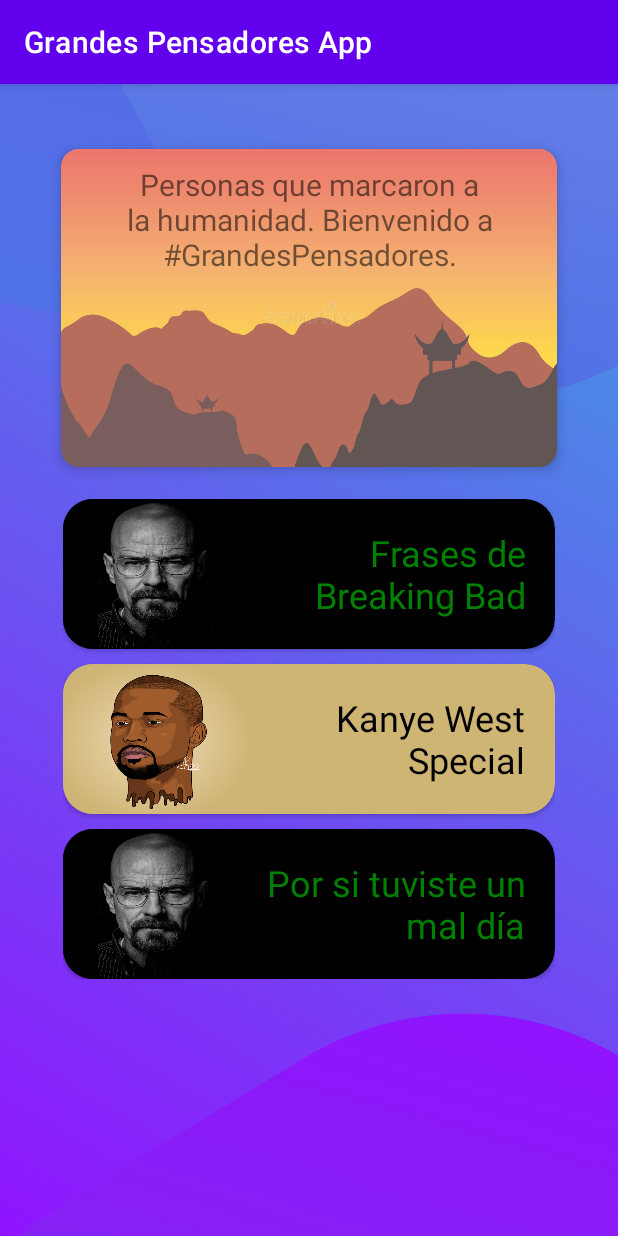
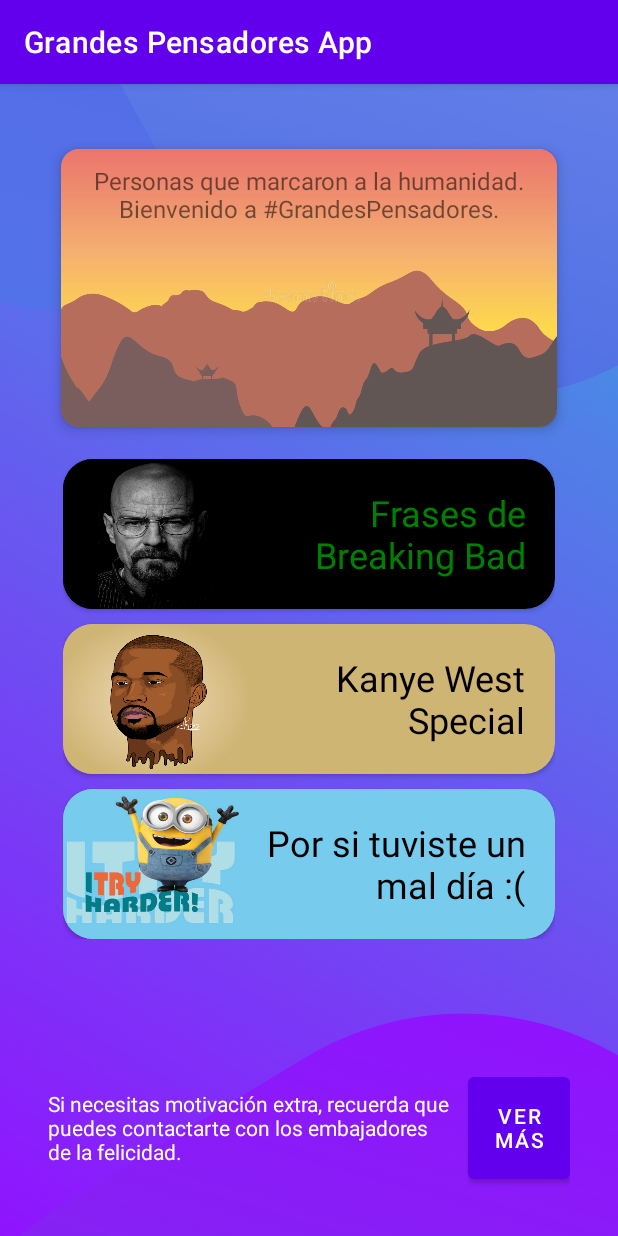
Before and after one commit to joseilagosb/grandes-pensadores-android-kotlin, an Android app: the screen it shows after launch (MainActivity), on a phone screen of 412 x 824 dp. Run offline under Robolectric (Android 15) with nearby library versions, the phone set to English and light mode, and no system bars.

Commit message:
ui main activity completa

```diff
--- a/app/src/main/res/layout/activity_main.xml
+++ b/app/src/main/res/layout/activity_main.xml
@@ -29,7 +29,7 @@
             android:layout_width="wrap_content"
             android:layout_height="wrap_content"
             android:text="@string/texto_bienvenida"
-            android:textSize="20sp"
+            android:textSize="16sp"
             android:textAlignment="center" />
     </androidx.cardview.widget.CardView>
 
@@ -41,7 +41,7 @@
         >
         <LinearLayout
             android:layout_width="match_parent"
-            android:layout_height="match_parent"
+            android:layout_height="wrap_content"
             android:orientation="vertical">
 
             <androidx.cardview.widget.CardView
@@ -50,6 +50,8 @@
                 android:backgroundTint="@color/breaking_bad_quotes_button_background"
                 app:cardCornerRadius="20dp"
                 android:layout_marginBottom="10dp"
+                android:foreground="?android:attr/selectableItemBackground"
+                android:clickable="true"
                 >
                 <LinearLayout
                     android:layout_width="match_parent"
@@ -80,6 +82,8 @@
                 android:backgroundTint="@color/kanye_west_quotes_button_background"
                 app:cardCornerRadius="20dp"
                 android:layout_marginBottom="10dp"
+                android:foreground="?android:attr/selectableItemBackground"
+                android:clickable="true"
                 >
                 <LinearLayout
                     android:layout_width="match_parent"
@@ -107,8 +111,10 @@
             <androidx.cardview.widget.CardView
                 android:layout_width="match_parent"
                 android:layout_height="wrap_content"
-                android:backgroundTint="@color/black"
+                android:backgroundTint="@color/cheer_up_quotes_button_background"
                 app:cardCornerRadius="20dp"
+                android:foreground="?android:attr/selectableItemBackground"
+                android:clickable="true"
                 >
                 <LinearLayout
                     android:layout_width="match_parent"
@@ -120,19 +126,40 @@
                         android:layout_width="100dp"
                         android:layout_height="100dp"
                         android:layout_weight="0.1"
-                        android:background="@drawable/breaking_bad_quotes"/>
+                        android:background="@drawable/cheer_up_quotes"/>
                     <TextView
                         android:layout_width="0dp"
                         android:layout_height="match_parent"
                         android:layout_weight="0.9"
-                        android:text="@string/quotes_for_your_health_button"
+                        android:text="@string/cheer_up_quotes_button"
                         android:gravity="center|right"
                         android:paddingRight="20dp"
                         android:textSize="24dp"
-                        android:textColor="@color/breaking_bad_quotes_button_text" />
+                        android:textColor="@color/cheer_up_quotes_button_text" />
                 </LinearLayout>
             </androidx.cardview.widget.CardView>
 
         </LinearLayout>
     </ScrollView>
+
+    <LinearLayout
+        android:layout_width="match_parent"
+        android:layout_height="80dp"
+        android:orientation="horizontal"
+        android:weightSum="1"
+        >
+        <TextView
+            android:layout_width="0dp"
+            android:layout_height="match_parent"
+            android:layout_weight="0.8"
+            android:layout_marginRight="10dp"
+            android:gravity="center|start"
+            android:textColor="@color/white"
+            android:text="Si necesitas motivación extra, recuerda que puedes contactarte con los embajadores de la felicidad."/>
+        <Button
+            android:layout_width="0dp"
+            android:layout_height="match_parent"
+            android:layout_weight="0.2"
+            android:text="Ver más"/>
+    </LinearLayout>
   </LinearLayout>
--- a/app/src/main/res/values/colors.xml
+++ b/app/src/main/res/values/colors.xml
@@ -11,4 +11,6 @@
     <color name="breaking_bad_quotes_button_text">#008000</color>
     <color name="kanye_west_quotes_button_background">#cfb574</color>
     <color name="kanye_west_quotes_button_text">#000000</color>
+    <color name="cheer_up_quotes_button_background">#77cbed</color>
+    <color name="cheer_up_quotes_button_text">#000000</color>
 </resources>
--- a/app/src/main/res/values/strings.xml
+++ b/app/src/main/res/values/strings.xml
@@ -3,5 +3,5 @@
     <string name="texto_bienvenida">Personas que marcaron a la humanidad. Bienvenido a #GrandesPensadores.</string>
     <string name="breaking_bad_quotes_button">Frases de Breaking Bad</string>
     <string name="kanye_west_quotes_button">Kanye West Special</string>
-    <string name="quotes_for_your_health_button">Por si tuviste un mal día</string>
+    <string name="cheer_up_quotes_button">Por si tuviste un mal día :(</string>
 </resources>
```
Also changed, not shown: app/src/main/res/drawable/cheer_up_quotes.png (added).
